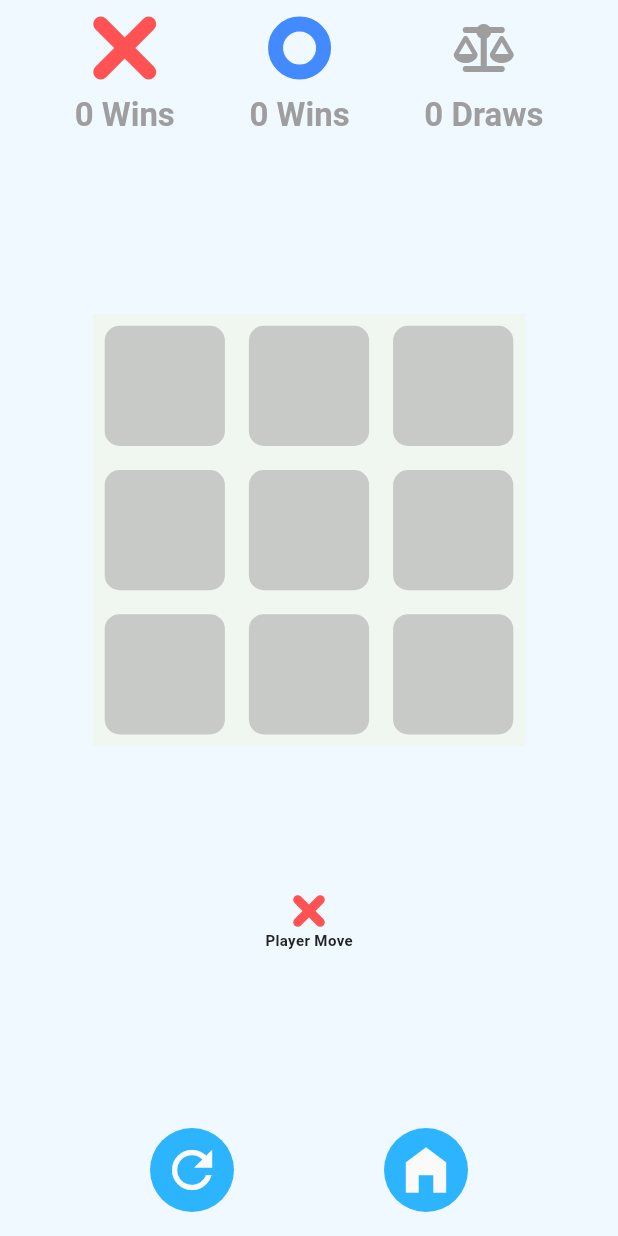
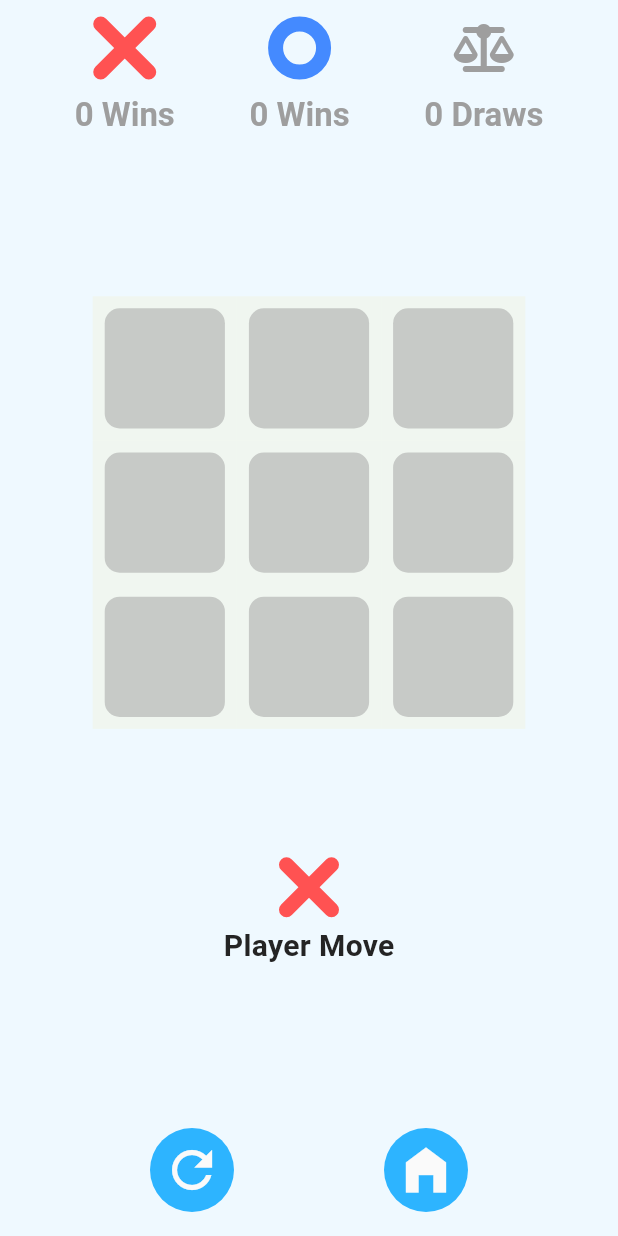
Before and after one commit to NhatToan1010/tic_tac_toe_flutter, a Flutter app: the GameScreen screen opened directly, on a phone screen of 412 x 824 dp. Run offline on Flutter 3.47's test engine with Material 3 defaults, Android fonts, the phone set to English and light mode, and no system bars; our stand-ins replace font_awesome_flutter, get, google_fonts.

Commit message:
Update currentPlayerMove value announce

```diff
--- a/lib/src/features/game/screen/widgets/current_player.dart
+++ b/lib/src/features/game/screen/widgets/current_player.dart
@@ -14,15 +14,15 @@ class CurrentPlayer extends GetWidget<GameController> {
     return Column(
       children: [
         SizedBox(
-          height: 15.0,
-          width: 15.0,
+          height: 30.0,
+          width: 30.0,
           child: Obx(() => _getPlayerSymbol(controller.currentPlayer.value)),
         ),
-        const SizedBox(height: 5.0),
+        const SizedBox(height: 10.0),
         Obx(() => Text(
               controller.currentPlayerMove ?? "",
               style:
-                  const TextStyle(fontSize: 10.0, fontWeight: FontWeight.bold),
+                  const TextStyle(fontSize: 20.0, fontWeight: FontWeight.bold),
             ))
       ],
     );
@@ -32,14 +32,14 @@ class CurrentPlayer extends GetWidget<GameController> {
     switch (playerId) {
       case GameMechanism.player1:
         return const CrossWidget(
-          strokeWidth: 6.0,
+          strokeWidth: 10.0,
         );
       case GameMechanism.player2:
         return const CircleWidget(
-          strokeWidth: 6.0,
+          strokeWidth: 10.0,
         );
       default:
-        throw ArgumentError("Unknow playerId");
+        throw ArgumentError("Unknown playerId");
     }
   }
 }
```
